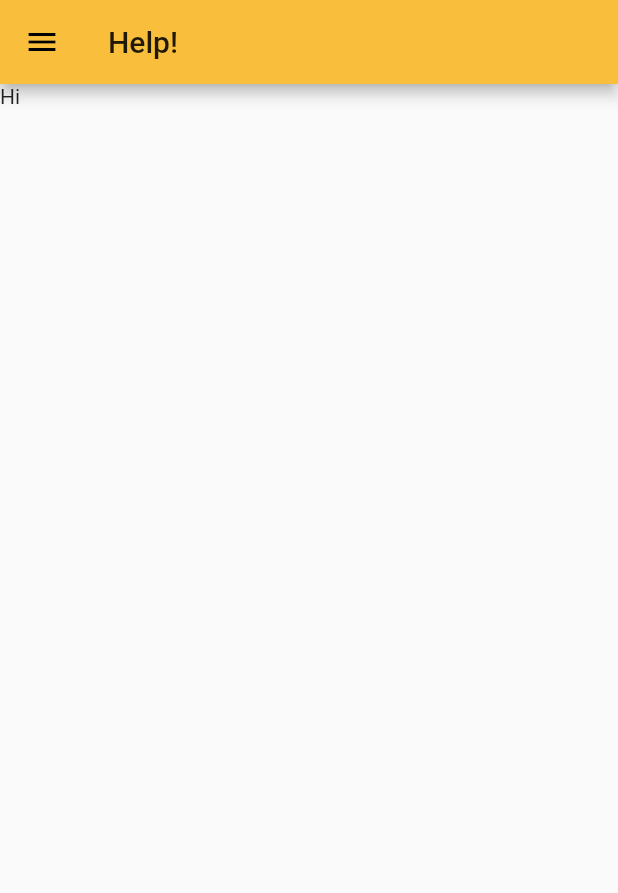
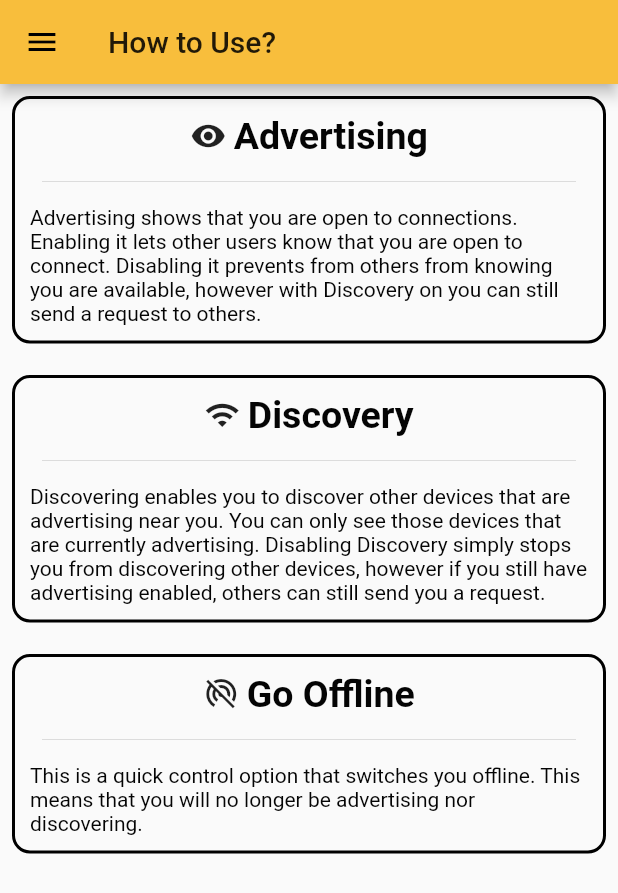
Before and after one commit to ELITA04/Near-Chat, a Flutter app: the HelpScreen screen opened by its route, on a phone screen of 412 x 824 dp. Shown: the top 893 px of the screen. Run offline on Flutter 3.47's test engine with Material 2 defaults, Android fonts, the phone set to English and light mode, and no system bars; our stand-ins replace cloud_firestore, firebase_auth, firebase_core, hive, hive_flutter, simple_animations; missing offline and left inert: nearby_connections; accounts and stored records are empty.

Commit message:
Worked on how to use page

```diff
--- a/lib/main.dart
+++ b/lib/main.dart
@@ -1,13 +1,14 @@
 import 'package:flutter/material.dart';
 import 'package:hive/hive.dart';
 import 'package:hive_flutter/hive_flutter.dart';
+import 'package:firebase_core/firebase_core.dart';
+
 import 'package:near_chat/views/auth/login.dart';
 import 'package:near_chat/views/auth/sign_up.dart';
 import 'package:near_chat/utils/constants.dart';
 import 'package:near_chat/views/main/home_screen.dart';
 import 'package:near_chat/views/main/welcome_screen.dart';
 import 'package:near_chat/views/main/help_screen.dart';
-import 'package:firebase_core/firebase_core.dart';
 
 void main() async {
   WidgetsFlutterBinding.ensureInitialized();
--- a/lib/views/main/help_screen.dart
+++ b/lib/views/main/help_screen.dart
@@ -1,15 +1,97 @@
 import 'package:flutter/material.dart';
 
 import 'package:near_chat/components/general/navigation_drawer.dart';
+import 'package:near_chat/utils/constants.dart';
 
 class HelpScreen extends StatelessWidget {
   @override
   Widget build(BuildContext context) {
     return Scaffold(
-        drawer: NavigationDrawer(),
-        appBar: AppBar(
-          title: Text('Help!'),
-        ),
-        body: Text('Hi'));
+      drawer: NavigationDrawer(),
+      appBar: AppBar(
+        title: Text('How to Use?'),
+      ),
+      body: ListView(
+        children: [
+          HelpInfo(
+            title: 'Advertising',
+            body:
+                'Advertising shows that you are open to connections. Enabling it lets other users know that you are open to connect. Disabling it prevents from others from knowing you are available, however with Discovery on you can still send a request to others.',
+            icon: Icons.visibility,
+          ),
+          SizedBox(height: 5.0),
+          HelpInfo(
+            title: 'Discovery',
+            body:
+                'Discovering enables you to discover other devices that are advertising near you. You can only see those devices that are currently advertising. Disabling Discovery simply stops you from discovering other devices, however if you still have advertising enabled, others can still send you a request.',
+            icon: Icons.wifi,
+          ),
+          SizedBox(height: 5.0),
+          HelpInfo(
+            title: 'Go Offline',
+            body:
+                'This is a quick control option that switches you offline. This means that you will no longer be advertising nor discovering.',
+            icon: Icons.portable_wifi_off,
+          ),
+        ],
+      ),
+    );
   }
 }
+
+class HelpInfo extends StatelessWidget {
+  final String title;
+  final String body;
+  final IconData icon;
+
+  HelpInfo({@required this.title, @required this.body, @required this.icon});
+
+  @override
+  Widget build(BuildContext context) {
+    return Padding(
+      padding: EdgeInsets.all(8.0),
+      child: Container(
+        decoration: BoxDecoration(
+          border: Border.all(
+            color: Colors.black,
+            width: 2.0,
+          ),
+          borderRadius: BorderRadius.circular(12),
+        ),
+        child: Padding(
+          padding: EdgeInsets.all(10.0),
+          child: Column(
+            crossAxisAlignment: CrossAxisAlignment.start,
+            children: [
+              Row(
+                mainAxisAlignment: MainAxisAlignment.center,
+                children: [
+                  Icon(icon),
+                  SizedBox(width: 5.0),
+                  Text(
+                    title,
+                    style: TextStyle(
+                      color: kBlack,
+                      fontSize: 25.0,
+                      fontWeight: FontWeight.bold,
+                    ),
+                  ),
+                ],
+              ),
+              Padding(
+                padding: EdgeInsets.all(8.0),
+                child: Divider(),
+              ),
+              Text(
+                body,
+                style: TextStyle(
+                  color: kBlack,
+                ),
+              ),
+            ],
+          ),
+        ),
+      ),
+    );
+  }
+}
--- a/lib/views/main/home_screen.dart
+++ b/lib/views/main/home_screen.dart
@@ -16,7 +16,7 @@ class HomeScreen extends StatefulWidget {
 
 class _HomeScreenState extends State<HomeScreen> {
   final _scaffoldKey = GlobalKey<ScaffoldState>();
-  final Strategy strategy = Strategy.P2P_STAR;
+  final Strategy strategy = Strategy.P2P_POINT_TO_POINT;
   String username;
 
   String connectedTo = 'None';
@@ -75,8 +75,8 @@ class _HomeScreenState extends State<HomeScreen> {
             ),
             BottomControlButton(
               name: 'Discovery',
-              enableIcon: Icons.cast_connected,
-              disableIcon: Icons.cast,
+              enableIcon: Icons.wifi,
+              disableIcon: Icons.wifi_off,
               handler: handleDiscovery,
               isEnabled: isDiscovering,
             ),
```
